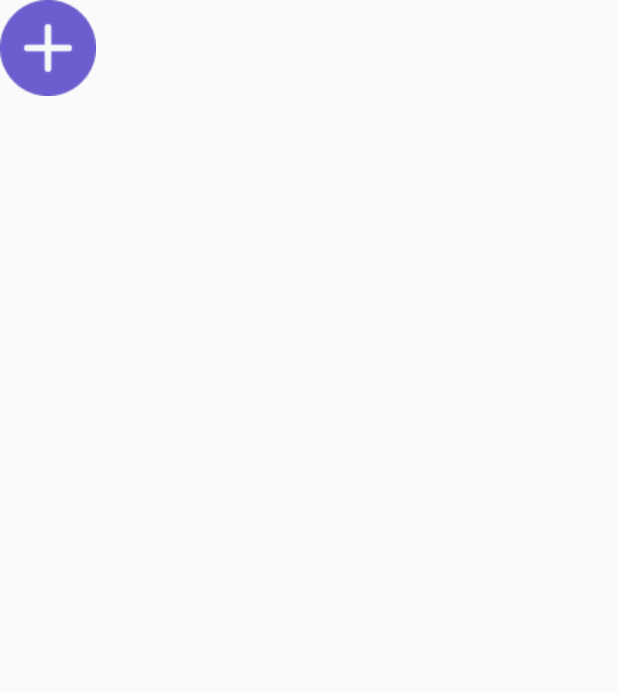
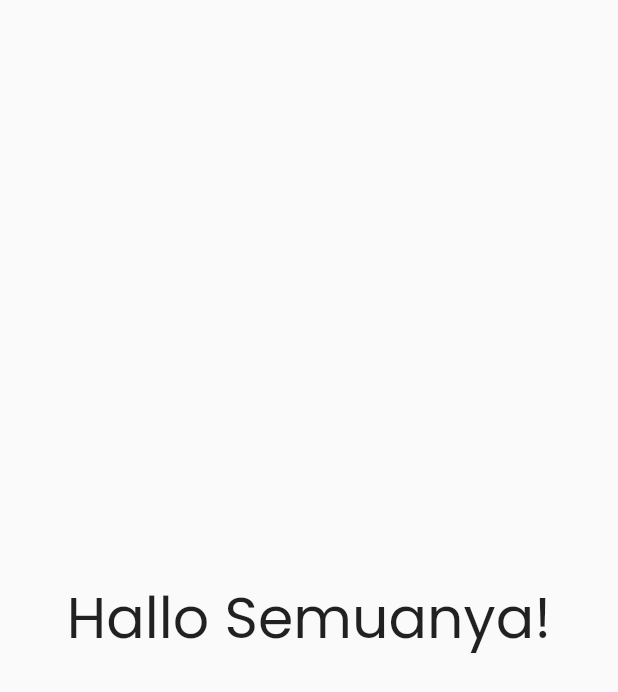
Before and after one commit to aldyvictor/Slicing-Ecommerce-Flutter, a Flutter app: the screen it shows after launch, on a phone screen of 412 x 824 dp. Shown: the top 692 px of the screen. Run offline on Flutter 3.47's test engine with Material 2 defaults, Android fonts, the phone set to English and light mode, and no system bars; our stand-ins replace google_fonts.

Commit message:
Add Depedencies Google Font

```diff
--- a/lib/main.dart
+++ b/lib/main.dart
@@ -1,4 +1,5 @@
 import 'package:flutter/material.dart';
+import 'package:google_fonts/google_fonts.dart';
 
 void main() => runApp(const MyApp());
 
@@ -20,9 +21,14 @@ class HomePage extends StatelessWidget {
   @override
   Widget build(BuildContext context) {
     return Scaffold(
-      body: Image.asset(
-        'assets/icon/button_add.png'
+      body: Center(
+        child: Text(
+          'Hallo Semuanya!',
+          style: GoogleFonts.poppins(
+            fontSize: 38,
+          ),
         ),
+      ),
     );
   }
 }
--- a/pubspec.yaml
+++ b/pubspec.yaml
@@ -29,6 +29,7 @@ environment:
 dependencies:
   flutter:
     sdk: flutter
+  google_fonts: ^2.2.0
 
   # The following adds the Cupertino Icons font to your application.
   # Use with the CupertinoIcons class for iOS style icons.
```
Also changed, not shown: lib/theme.dart (added), pubspec.lock.
